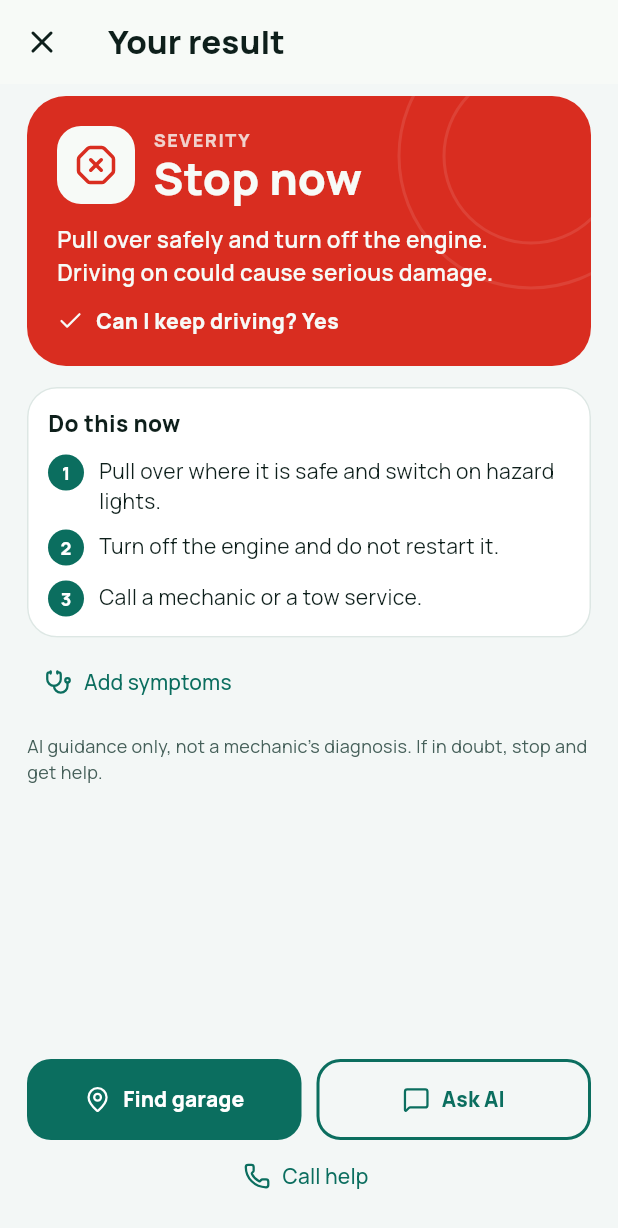
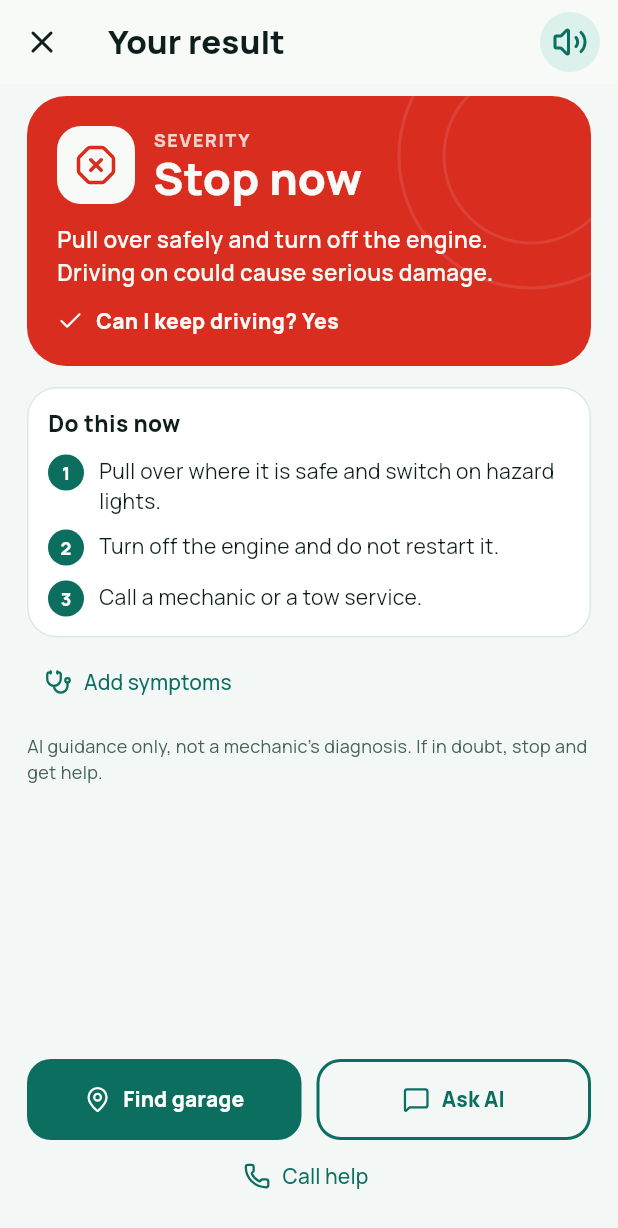
Before and after one commit to snapmyauto/snapmyauto-app, a Flutter app: the TriageResultScreen screen opened directly with empty values, on a phone screen of 412 x 824 dp. Shown: the top 1228 px of the screen. Run offline on Flutter 3.47's test engine with Material 3 defaults, Android fonts, the phone set to English and light mode, and no system bars; our stand-ins replace camera, cloud_firestore, connectivity_plus, firebase_ai, firebase_auth, firebase_core and 15 more; missing offline and left inert: tflite_flutter; accounts and stored records are empty.

Commit message:
feat: read the triage result aloud

```diff
--- a/lib/features/triage/presentation/triage_result_screen.dart
+++ b/lib/features/triage/presentation/triage_result_screen.dart
@@ -12,6 +12,7 @@ import '../../auth/data/auth_repository.dart';
 import '../../icon_library/presentation/widgets/light_visuals.dart';
 import '../domain/triage_result.dart';
 import 'triage_advice.dart';
+import 'widgets/read_aloud_button.dart';
 
 class TriageResultScreen extends ConsumerWidget {
   final TriageResult result;
@@ -77,6 +78,10 @@ class TriageResultScreen extends ConsumerWidget {
           'Your result',
           style: TextStyle(fontWeight: FontWeight.w800),
         ),
+        actions: [
+          ReadAloudButton(text: TriageAdvice.speech(result)),
+          const SizedBox(width: 8),
+        ],
       ),
       body: ListView(
         padding: const EdgeInsets.fromLTRB(18, 8, 18, 24),
--- /dev/null
+++ b/lib/features/triage/presentation/widgets/read_aloud_button.dart
@@ -0,0 +1,72 @@
+import 'package:flutter/material.dart';
+import 'package:flutter_tts/flutter_tts.dart';
+import 'package:lucide_icons_flutter/lucide_icons.dart';
+
+class ReadAloudButton extends StatefulWidget {
+  final String text;
+
+  const ReadAloudButton({super.key, required this.text});
+
+  @override
+  State<ReadAloudButton> createState() => _ReadAloudButtonState();
+}
+
+class _ReadAloudButtonState extends State<ReadAloudButton> {
+  final FlutterTts _tts = FlutterTts();
+  bool _isSpeaking = false;
+
+  @override
+  void initState() {
+    super.initState();
+    _setUpTts();
+  }
+
+  Future<void> _setUpTts() async {
+    await _tts.setLanguage('en-US');
+    await _tts.setSpeechRate(0.45);
+    _tts.setCompletionHandler(_onStopped);
+    _tts.setCancelHandler(_onStopped);
+    _tts.setErrorHandler((message) => _onStopped());
+  }
+
+  void _onStopped() {
+    if (!mounted) return;
+    setState(() {
+      _isSpeaking = false;
+    });
+  }
+
+  Future<void> _onPressed() async {
+    if (_isSpeaking) {
+      await _tts.stop();
+      _onStopped();
+      return;
+    }
+    setState(() {
+      _isSpeaking = true;
+    });
+    await _tts.speak(widget.text);
+  }
+
+  @override
+  void dispose() {
+    // stop talking when leaving the page
+    _tts.stop();
+    super.dispose();
+  }
+
+  @override
+  Widget build(BuildContext context) {
+    final colors = Theme.of(context).colorScheme;
+
+    return IconButton.filledTonal(
+      tooltip: _isSpeaking ? 'Stop reading' : 'Read aloud',
+      style: IconButton.styleFrom(
+        backgroundColor: colors.primaryContainer,
+        foregroundColor: colors.primary,
+      ),
+      icon: Icon(_isSpeaking ? LucideIcons.square : LucideIcons.volume2),
+      onPressed: _onPressed,
+    );
+  }
+}
--- a/pubspec.yaml
+++ b/pubspec.yaml
@@ -56,6 +56,7 @@ dependencies:
   image: ^4.12.0
   image_picker: ^1.2.4
   camera: ^0.12.2
+  flutter_tts: ^4.2.5
   connectivity_plus: ^7.3.2
   firebase_ai: ^5.1.0
   flutter_localizations:
```
Also changed, not shown: pubspec.lock, 1 other file.
